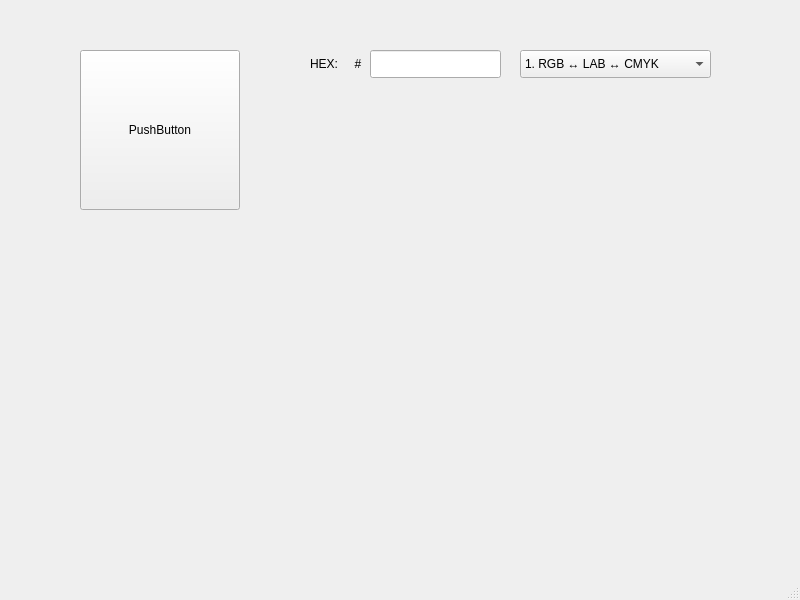
Above: pkgLab1/mainwindow.ui from LevSer1/pkgLab1 before the change. Below: the same form after it.
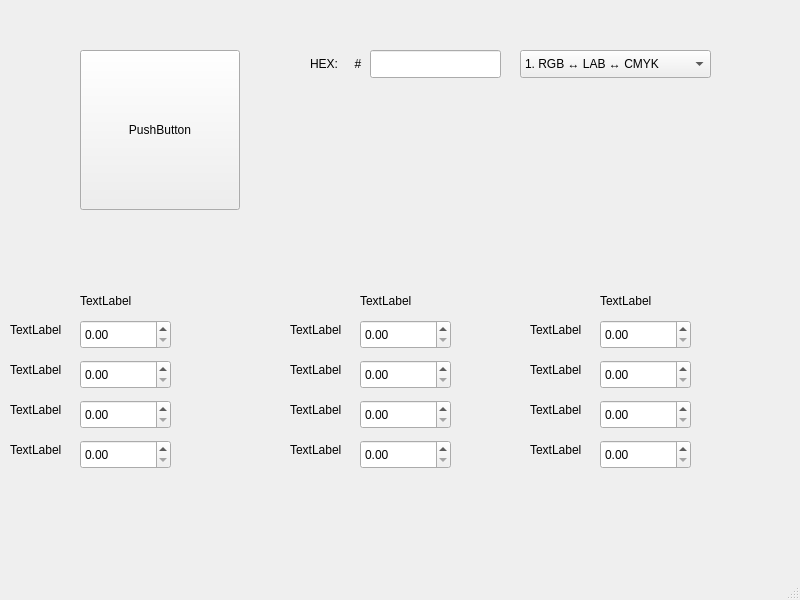
That is the form after the change.

Patch:
```diff
--- a/pkgLab1/mainwindow.ui
+++ b/pkgLab1/mainwindow.ui
@@ -162,6 +162,321 @@
      </property>
     </item>
    </widget>
+   <widget class="QLabel" name="label_2">
+    <property name="geometry">
+     <rect>
+      <x>80</x>
+      <y>290</y>
+      <width>71</width>
+      <height>21</height>
+     </rect>
+    </property>
+    <property name="text">
+     <string>TextLabel</string>
+    </property>
+   </widget>
+   <widget class="QDoubleSpinBox" name="doubleSpinBox">
+    <property name="geometry">
+     <rect>
+      <x>80</x>
+      <y>320</y>
+      <width>91</width>
+      <height>29</height>
+     </rect>
+    </property>
+   </widget>
+   <widget class="QDoubleSpinBox" name="doubleSpinBox_2">
+    <property name="geometry">
+     <rect>
+      <x>80</x>
+      <y>360</y>
+      <width>91</width>
+      <height>29</height>
+     </rect>
+    </property>
+   </widget>
+   <widget class="QDoubleSpinBox" name="doubleSpinBox_3">
+    <property name="geometry">
+     <rect>
+      <x>80</x>
+      <y>400</y>
+      <width>91</width>
+      <height>29</height>
+     </rect>
+    </property>
+   </widget>
+   <widget class="QDoubleSpinBox" name="doubleSpinBox_4">
+    <property name="geometry">
+     <rect>
+      <x>80</x>
+      <y>440</y>
+      <width>91</width>
+      <height>29</height>
+     </rect>
+    </property>
+   </widget>
+   <widget class="QLabel" name="label_3">
+    <property name="geometry">
+     <rect>
+      <x>10</x>
+      <y>320</y>
+      <width>63</width>
+      <height>20</height>
+     </rect>
+    </property>
+    <property name="text">
+     <string>TextLabel</string>
+    </property>
+   </widget>
+   <widget class="QLabel" name="label_4">
+    <property name="geometry">
+     <rect>
+      <x>10</x>
+      <y>360</y>
+      <width>63</width>
+      <height>20</height>
+     </rect>
+    </property>
+    <property name="text">
+     <string>TextLabel</string>
+    </property>
+   </widget>
+   <widget class="QLabel" name="label_5">
+    <property name="geometry">
+     <rect>
+      <x>10</x>
+      <y>400</y>
+      <width>63</width>
+      <height>20</height>
+     </rect>
+    </property>
+    <property name="text">
+     <string>TextLabel</string>
+    </property>
+   </widget>
+   <widget class="QLabel" name="label_6">
+    <property name="geometry">
+     <rect>
+      <x>10</x>
+      <y>440</y>
+      <width>63</width>
+      <height>20</height>
+     </rect>
+    </property>
+    <property name="text">
+     <string>TextLabel</string>
+    </property>
+   </widget>
+   <widget class="QLabel" name="label_7">
+    <property name="geometry">
+     <rect>
+      <x>290</x>
+      <y>400</y>
+      <width>63</width>
+      <height>20</height>
+     </rect>
+    </property>
+    <property name="text">
+     <string>TextLabel</string>
+    </property>
+   </widget>
+   <widget class="QLabel" name="label_8">
+    <property name="geometry">
+     <rect>
+      <x>360</x>
+      <y>290</y>
+      <width>71</width>
+      <height>21</height>
+     </rect>
+    </property>
+    <property name="text">
+     <string>TextLabel</string>
+    </property>
+   </widget>
+   <widget class="QDoubleSpinBox" name="doubleSpinBox_5">
+    <property name="geometry">
+     <rect>
+      <x>360</x>
+      <y>320</y>
+      <width>91</width>
+      <height>29</height>
+     </rect>
+    </property>
+   </widget>
+   <widget class="QLabel" name="label_9">
+    <property name="geometry">
+     <rect>
+      <x>290</x>
+      <y>440</y>
+      <width>63</width>
+      <height>20</height>
+     </rect>
+    </property>
+    <property name="text">
+     <string>TextLabel</string>
+    </property>
+   </widget>
+   <widget class="QDoubleSpinBox" name="doubleSpinBox_6">
+    <property name="geometry">
+     <rect>
+      <x>360</x>
+      <y>400</y>
+      <width>91</width>
+      <height>29</height>
+     </rect>
+    </property>
+   </widget>
+   <widget class="QLabel" name="label_10">
+    <property name="geometry">
+     <rect>
+      <x>290</x>
+      <y>360</y>
+      <width>63</width>
+      <height>20</height>
+     </rect>
+    </property>
+    <property name="text">
+     <string>TextLabel</string>
+    </property>
+   </widget>
+   <widget class="QDoubleSpinBox" name="doubleSpinBox_7">
+    <property name="geometry">
+     <rect>
+      <x>360</x>
+      <y>360</y>
+      <width>91</width>
+      <height>29</height>
+     </rect>
+    </property>
+   </widget>
+   <widget class="QDoubleSpinBox" name="doubleSpinBox_8">
+    <property name="geometry">
+     <rect>
+      <x>360</x>
+      <y>440</y>
+      <width>91</width>
+      <height>29</height>
+     </rect>
+    </property>
+   </widget>
+   <widget class="QLabel" name="label_11">
+    <property name="geometry">
+     <rect>
+      <x>290</x>
+      <y>320</y>
+      <width>63</width>
+      <height>20</height>
+     </rect>
+    </property>
+    <property name="text">
+     <string>TextLabel</string>
+    </property>
+   </widget>
+   <widget class="QLabel" name="label_12">
+    <property name="geometry">
+     <rect>
+      <x>530</x>
+      <y>400</y>
+      <width>63</width>
+      <height>20</height>
+     </rect>
+    </property>
+    <property name="text">
+     <string>TextLabel</string>
+    </property>
+   </widget>
+   <widget class="QLabel" name="label_13">
+    <property name="geometry">
+     <rect>
+      <x>600</x>
+      <y>290</y>
+      <width>71</width>
+      <height>21</height>
+     </rect>
+    </property>
+    <property name="text">
+     <string>TextLabel</string>
+    </property>
+   </widget>
+   <widget class="QDoubleSpinBox" name="doubleSpinBox_9">
+    <property name="geometry">
+     <rect>
+      <x>600</x>
+      <y>320</y>
+      <width>91</width>
+      <height>29</height>
+     </rect>
+    </property>
+   </widget>
+   <widget class="QLabel" name="label_14">
+    <property name="geometry">
+     <rect>
+      <x>530</x>
+      <y>440</y>
+      <width>63</width>
+      <height>20</height>
+     </rect>
+    </property>
+    <property name="text">
+     <string>TextLabel</string>
+    </property>
+   </widget>
+   <widget class="QDoubleSpinBox" name="doubleSpinBox_10">
+    <property name="geometry">
+     <rect>
+      <x>600</x>
+      <y>400</y>
+      <width>91</width>
+      <height>29</height>
+     </rect>
+    </property>
+   </widget>
+   <widget class="QLabel" name="label_15">
+    <property name="geometry">
+     <rect>
+      <x>530</x>
+      <y>360</y>
+      <width>63</width>
+      <height>20</height>
+     </rect>
+    </property>
+    <property name="text">
+     <string>TextLabel</string>
+    </property>
+   </widget>
+   <widget class="QDoubleSpinBox" name="doubleSpinBox_11">
+    <property name="geometry">
+     <rect>
+      <x>600</x>
+      <y>360</y>
+      <width>91</width>
+      <height>29</height>
+     </rect>
+    </property>
+   </widget>
+   <widget class="QDoubleSpinBox" name="doubleSpinBox_12">
+    <property name="geometry">
+     <rect>
+      <x>600</x>
+      <y>440</y>
+      <width>91</width>
+      <height>29</height>
+     </rect>
+    </property>
+   </widget>
+   <widget class="QLabel" name="label_16">
+    <property name="geometry">
+     <rect>
+      <x>530</x>
+      <y>320</y>
+      <width>63</width>
+      <height>20</height>
+     </rect>
+    </property>
+    <property name="text">
+     <string>TextLabel</string>
+    </property>
+   </widget>
   </widget>
   <widget class="QMenuBar" name="menubar">
    <property name="geometry">
```
